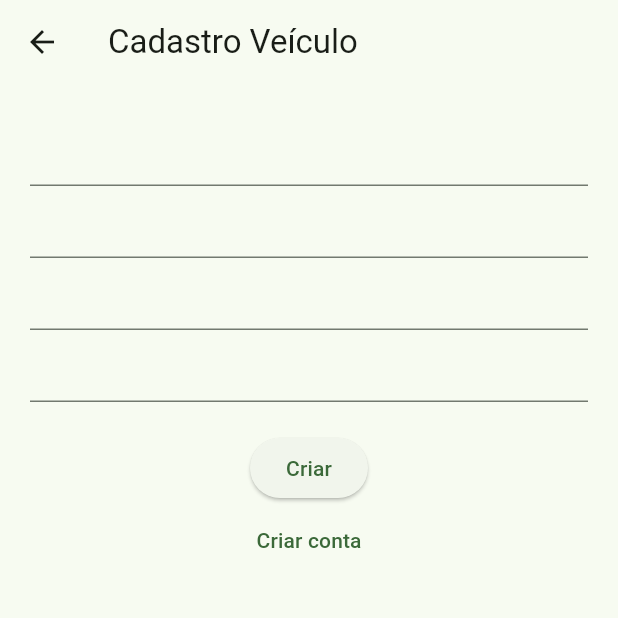
After one commit to Juniior-L/GasolineManagerFlutter, a Flutter app: the NewVehiclePage screen opened by its route, on a phone screen of 412 x 824 dp, the top half of it. The commit adds this screen. Run offline on Flutter 3.47's test engine with Material 3 defaults, Android fonts, the phone set to English and light mode, and no system bars; our stand-ins replace firebase_auth, firebase_core, firebase_database; accounts and stored records are empty; network calls fail.

Commit message:
feat(veiculo): controle de veículos

```diff
--- a/lib/data/models/refuel_model.dart
+++ b/lib/data/models/refuel_model.dart
@@ -1,5 +1,6 @@
 class Refuel {
   String? id;
+  // final String? vehicleId;
   String gasStation;
   double value;
   double liters;
@@ -7,6 +8,7 @@ class Refuel {
 
   Refuel({
     this.id,
+
     required this.gasStation,
     required this.value,
     required this.liters,
--- a/lib/main.dart
+++ b/lib/main.dart
@@ -1,3 +1,4 @@
+import 'package:atividade_prova/ui/pages/new_vehicle_page.dart';
 import 'package:atividade_prova/viewmodels/auth_viewmodel.dart';
 import 'package:atividade_prova/viewmodels/refuel_viewmodel.dart';
 import 'package:flutter/material.dart';
@@ -34,6 +35,7 @@ class MyApp extends StatelessWidget {
           '/login': (_) => const LoginPage(),
           '/signup': (_) => const SignupPage(),
           '/home': (_) => const HomePage(),
+          '/newVehicle': (_) => const NewVehiclePage(),
         },
       ),
     );
--- /dev/null
+++ b/lib/ui/pages/new_vehicle_page.dart
@@ -0,0 +1,62 @@
+import 'package:atividade_prova/viewmodels/vehicle_viewmodel.dart';
+import 'package:flutter/material.dart';
+import 'package:provider/provider.dart';
+
+class NewVehiclePage extends StatefulWidget {
+  const NewVehiclePage({super.key});
+
+  @override
+  State<StatefulWidget> createState() => _NewVehicleState();
+}
+
+class _NewVehicleState extends State<NewVehiclePage> {
+  final modelController = TextEditingController();
+  final plateController = TextEditingController();
+  final yearController = TextEditingController();
+  final fuelTypeController = TextEditingController();
+
+  @override
+  Widget build(BuildContext context) {
+    final vehicleVM = VehicleViewmodel();
+
+    // if (authVM.currentUser != null) {
+    //   // Use pushReplacement para evitar voltar ao login
+    //   WidgetsBinding.instance.addPostFrameCallback((_) {
+    //     Navigator.pushReplacementNamed(context, '/home');
+    //   });
+    // }
+
+    return Scaffold(
+      appBar: AppBar(title: Text("Cadastro Veículo")),
+      body: Padding(
+        padding: const EdgeInsets.all(20),
+        child: Column(
+          children: [
+            TextFormField(controller: modelController),
+            TextFormField(controller: plateController),
+            TextFormField(controller: yearController),
+            TextFormField(controller: fuelTypeController),
+            SizedBox(height: 20),
+            ElevatedButton(
+              onPressed: () {
+                vehicleVM.save(
+                  modelController.text,
+                  plateController.text,
+                  yearController.text,
+                  fuelTypeController.text,
+                );
+              },
+              child: Text("Criar"),
+            ),
+            TextButton(
+              onPressed: () {
+                Navigator.pushNamed(context, '/signup');
+              },
+              child: const Text('Criar conta'),
+            ),
+          ],
+        ),
+      ),
+    );
+  }
+}
```
Also changed, not shown: lib/data/repositories/refuel_dao.dart (+26 -47 lines), lib/data/repositories/vehicle_dao.dart (+29 -44 lines), lib/ui/pages/home_page.dart (+43 -7 lines).
